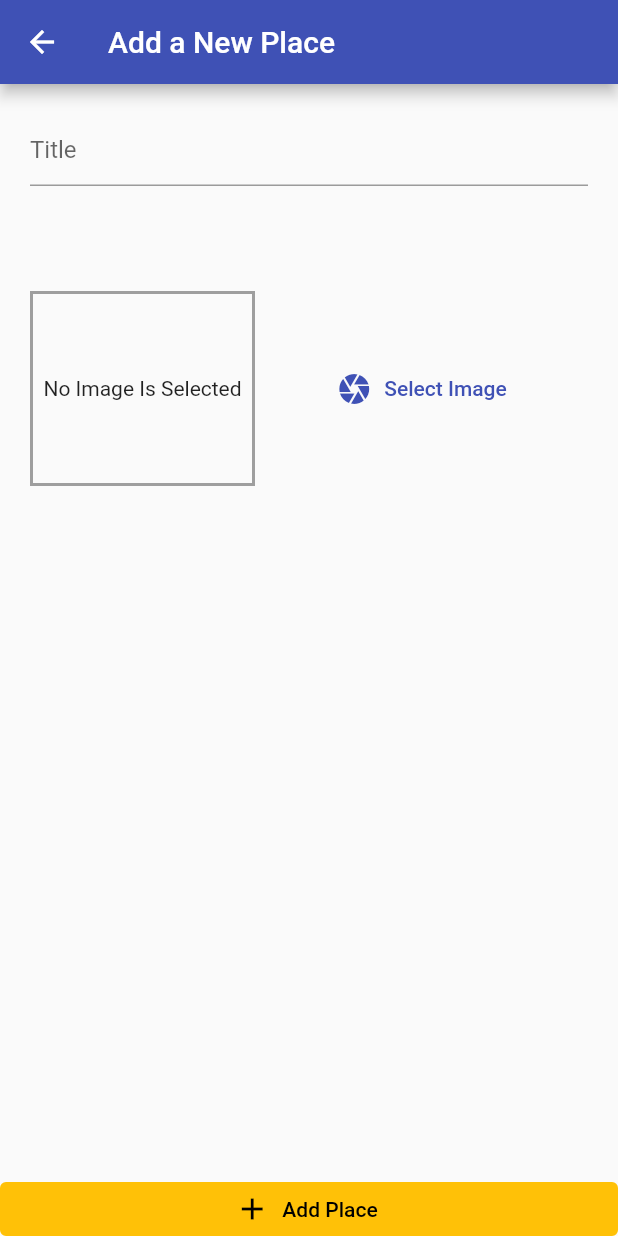
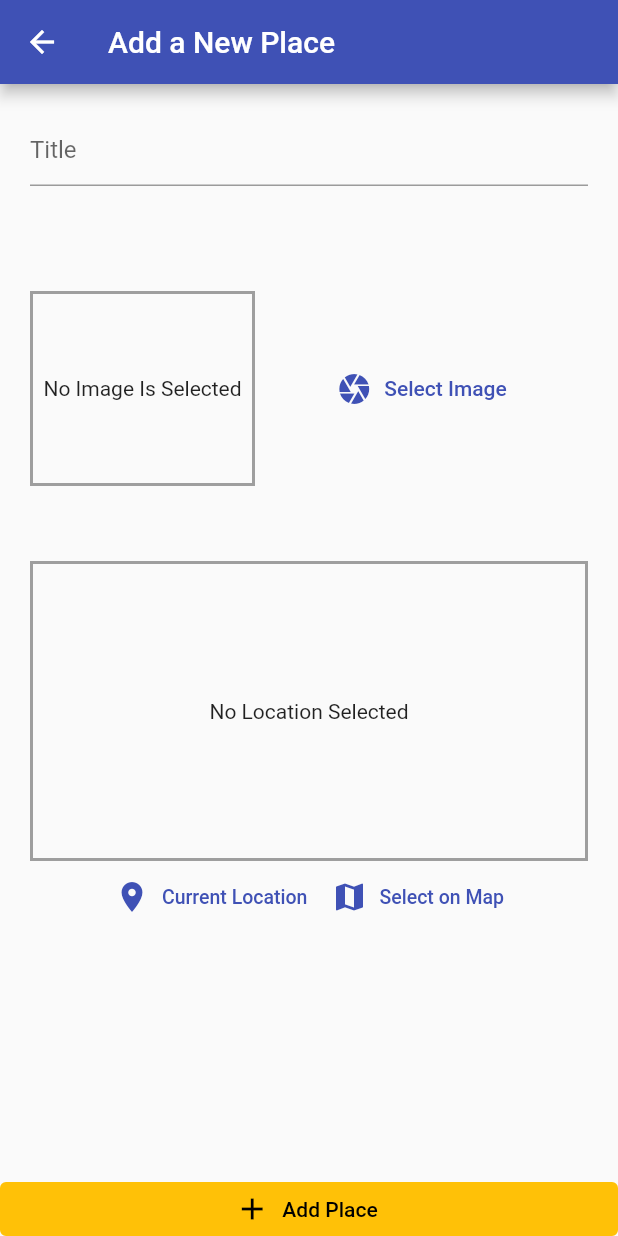
Before and after one commit to zipArk99/flutterNativeFeatures, a Flutter app: the AddPlaceWidget screen opened by its route, on a phone screen of 412 x 824 dp. Run offline on Flutter 3.47's test engine with Material 2 defaults, Android fonts, the phone set to English and light mode, and no system bars; our stand-ins replace image_picker, location, sqflite; accounts and stored records are empty.

Commit message:
fetching longitude and latitude for location

```diff
--- a/lib/screens/add_place_screen.dart
+++ b/lib/screens/add_place_screen.dart
@@ -1,7 +1,7 @@
-import 'package:flutter/cupertino.dart';
 import 'package:flutter/material.dart';
 import 'package:nativefeature/providers/place_provider.dart';
 import 'package:nativefeature/widgets/image_input.dart';
+import 'package:nativefeature/widgets/location_input.dart';
 import 'dart:io';
 
 import 'package:provider/provider.dart';
@@ -10,7 +10,6 @@ class AddPlaceWidget extends StatefulWidget {
   static String addPlaceWidgetRoute = '/AddPlaceWidget';
   @override
   State<StatefulWidget> createState() {
-    // TODO: implement createState
     return AddPlaceWidgetState();
   }
 }
@@ -55,6 +54,10 @@ class AddPlaceWidgetState extends State<AddPlaceWidget> {
               ImageInputWidget(
                 passFile: getPlaceImage,
               ),
+              SizedBox(
+                height: 50,
+              ),
+              LocationWidget(),
             ],
           ),
         ),
--- a/lib/widgets/image_input.dart
+++ b/lib/widgets/image_input.dart
@@ -11,7 +11,6 @@ class ImageInputWidget extends StatefulWidget {
 
   @override
   State<StatefulWidget> createState() {
-    // TODO: implement createState
     return ImageInputWidgetState();
   }
 }
--- /dev/null
+++ b/lib/widgets/location_input.dart
@@ -0,0 +1,87 @@
+import 'package:flutter/material.dart';
+import 'package:location/location.dart' as loc;
+
+class LocationWidget extends StatefulWidget {
+  @override
+  State createState() {
+    return LocationWidgetState();
+  }
+}
+
+class LocationWidgetState extends State<LocationWidget> {
+  late String locationImageUrl = '';
+  late loc.Location location;
+  late bool _serviceEnabled;
+  late loc.PermissionStatus _permissionGranted;
+  late loc.LocationData _locationData;
+
+  void getLocationData() async {
+    location = loc.Location();
+
+    _serviceEnabled = await location.serviceEnabled();
+    if (!_serviceEnabled) {
+      _serviceEnabled = await location.requestService();
+      if (!_serviceEnabled) {
+        return;
+      }
+    }
+
+    _permissionGranted = await location.hasPermission();
+    if (_permissionGranted == loc.PermissionStatus.denied) {
+      _permissionGranted = await location.requestPermission();
+      if (_permissionGranted != loc.PermissionStatus.granted) {
+        return;
+      }
+    }
+
+    _locationData = await location.getLocation();
+    print("longtiude::" + _locationData.longitude.toString());
+    print("latitude::" + _locationData.latitude.toString());
+  }
+
+  Widget build(BuildContext contx) {
+    return Column(
+      children: [
+        Container(
+          alignment: Alignment.center,
+          width: double.infinity,
+          height: 200,
+          decoration: BoxDecoration(
+            border: Border.all(color: Colors.grey, width: 2),
+          ),
+          child: locationImageUrl == ''
+              ? Text("No Location Selected")
+              : Image.network(locationImageUrl),
+        ),
+        Row(
+          mainAxisAlignment: MainAxisAlignment.center,
+          children: [
+            TextButton.icon(
+              style: TextButton.styleFrom(),
+              onPressed: () {
+                 getLocationData();
+              },
+              icon: Icon(
+                Icons.location_on,
+              ),
+              label: Text(
+                'Current Location',
+                style: TextStyle(fontSize: 13),
+              ),
+            ),
+            TextButton.icon(
+              onPressed: () {
+
+              },
+              icon: Icon(Icons.map),
+              label: Text(
+                'Select on Map',
+                style: TextStyle(fontSize: 13),
+              ),
+            )
+          ],
+        )
+      ],
+    );
+  }
+}
--- a/lib/widgets/placeLIst_widget.dart
+++ b/lib/widgets/placeLIst_widget.dart
@@ -36,7 +36,7 @@ class PlaceListWidget extends StatelessWidget {
                 ),
                 horizontal: -30,
               ),
-              title: transfromOffset(child:title==null? Text("title"): Text(title), horizontal: -50),
+              title: transfromOffset(child:Text(title), horizontal: -50),
               subtitle: transfromOffset(
                 horizontal: -50,
                 child: Text(
```
Also changed, not shown: 1 other file.
